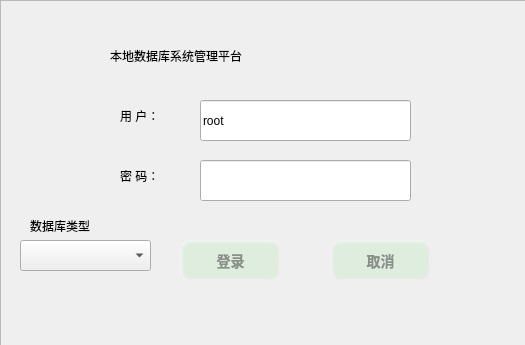
This is widget.ui in lc42476888/dataManage as Qt 5 draws it before an edit. The edited form follows.
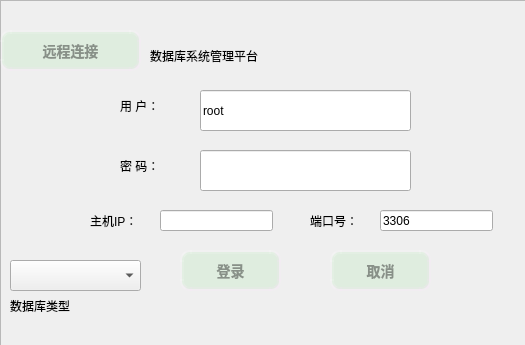
This is the edited form. Icons and pictures are not drawn.

What changed in the file:
```diff
--- a/widget.ui
+++ b/widget.ui
@@ -118,7 +118,7 @@
    <widget class="QLabel" name="label_3">
     <property name="geometry">
      <rect>
-      <x>110</x>
+      <x>150</x>
       <y>30</y>
       <width>331</width>
       <height>51</height>
@@ -128,14 +128,14 @@
      <string notr="true">font: 20pt &quot;楷体&quot;;</string>
     </property>
     <property name="text">
-     <string>本地数据库系统管理平台</string>
+     <string>数据库系统管理平台</string>
     </property>
    </widget>
    <widget class="QLineEdit" name="userLineEdit">
     <property name="geometry">
      <rect>
       <x>200</x>
-      <y>100</y>
+      <y>90</y>
       <width>211</width>
       <height>41</height>
      </rect>
@@ -151,7 +151,7 @@
     <property name="geometry">
      <rect>
       <x>120</x>
-      <y>160</y>
+      <y>150</y>
       <width>81</width>
       <height>31</height>
      </rect>
@@ -167,7 +167,7 @@
     <property name="geometry">
      <rect>
       <x>200</x>
-      <y>160</y>
+      <y>150</y>
       <width>211</width>
       <height>41</height>
      </rect>
@@ -185,8 +185,8 @@
    <widget class="QLabel" name="label_4">
     <property name="geometry">
      <rect>
-      <x>30</x>
-      <y>210</y>
+      <x>10</x>
+      <y>290</y>
       <width>111</width>
       <height>31</height>
      </rect>
@@ -202,7 +202,7 @@
     <property name="geometry">
      <rect>
       <x>120</x>
-      <y>100</y>
+      <y>90</y>
       <width>81</width>
       <height>31</height>
      </rect>
@@ -218,7 +218,7 @@
     <property name="geometry">
      <rect>
       <x>330</x>
-      <y>240</y>
+      <y>250</y>
       <width>101</width>
       <height>41</height>
      </rect>
@@ -231,7 +231,7 @@
     <property name="geometry">
      <rect>
       <x>180</x>
-      <y>240</y>
+      <y>250</y>
       <width>101</width>
       <height>41</height>
      </rect>
@@ -249,8 +249,8 @@
     </property>
     <property name="geometry">
      <rect>
-      <x>20</x>
-      <y>240</y>
+      <x>10</x>
+      <y>260</y>
       <width>131</width>
       <height>31</height>
      </rect>
@@ -267,6 +267,105 @@
      <enum>QComboBox::InsertAlphabetically</enum>
     </property>
    </widget>
+   <widget class="QPushButton" name="netConnectPushButton">
+    <property name="geometry">
+     <rect>
+      <x>0</x>
+      <y>30</y>
+      <width>141</width>
+      <height>41</height>
+     </rect>
+    </property>
+    <property name="styleSheet">
+     <string notr="true">QPushButton#netConnectPushButton
+{
+}</string>
+    </property>
+    <property name="text">
+     <string>远程连接</string>
+    </property>
+    <property name="checkable">
+     <bool>true</bool>
+    </property>
+    <property name="checked">
+     <bool>false</bool>
+    </property>
+   </widget>
+   <widget class="QLabel" name="ipLabel">
+    <property name="geometry">
+     <rect>
+      <x>90</x>
+      <y>210</y>
+      <width>61</width>
+      <height>21</height>
+     </rect>
+    </property>
+    <property name="styleSheet">
+     <string notr="true">font: 14pt &quot;Adobe Arabic&quot;;</string>
+    </property>
+    <property name="text">
+     <string>主机IP：</string>
+    </property>
+   </widget>
+   <widget class="QLabel" name="portLabel">
+    <property name="geometry">
+     <rect>
+      <x>310</x>
+      <y>210</y>
+      <width>71</width>
+      <height>21</height>
+     </rect>
+    </property>
+    <property name="styleSheet">
+     <string notr="true">font: 14pt &quot;Adobe Arabic&quot;;</string>
+    </property>
+    <property name="text">
+     <string>端口号：</string>
+    </property>
+   </widget>
+   <widget class="QLineEdit" name="portLineEdit">
+    <property name="geometry">
+     <rect>
+      <x>380</x>
+      <y>210</y>
+      <width>113</width>
+      <height>21</height>
+     </rect>
+    </property>
+    <property name="styleSheet">
+     <string notr="true">font: 14pt &quot;Adobe Arabic&quot;;</string>
+    </property>
+    <property name="text">
+     <string>3306</string>
+    </property>
+   </widget>
+   <widget class="QLineEdit" name="ipLineEdit">
+    <property name="geometry">
+     <rect>
+      <x>160</x>
+      <y>210</y>
+      <width>113</width>
+      <height>21</height>
+     </rect>
+    </property>
+    <property name="styleSheet">
+     <string notr="true">font: 14pt &quot;Adobe Arabic&quot;;</string>
+    </property>
+   </widget>
+   <zorder>label_4</zorder>
+   <zorder>label_3</zorder>
+   <zorder>userLineEdit</zorder>
+   <zorder>label_2</zorder>
+   <zorder>pwLineEdit</zorder>
+   <zorder>label</zorder>
+   <zorder>cancelPushButton</zorder>
+   <zorder>loginPushButton</zorder>
+   <zorder>databaseDriversComboBox</zorder>
+   <zorder>netConnectPushButton</zorder>
+   <zorder>ipLabel</zorder>
+   <zorder>portLabel</zorder>
+   <zorder>portLineEdit</zorder>
+   <zorder>ipLineEdit</zorder>
   </widget>
  </widget>
  <layoutdefault spacing="6" margin="11"/>
```
Left out of the diff: 5 changed lines with no effect on the pictures.
